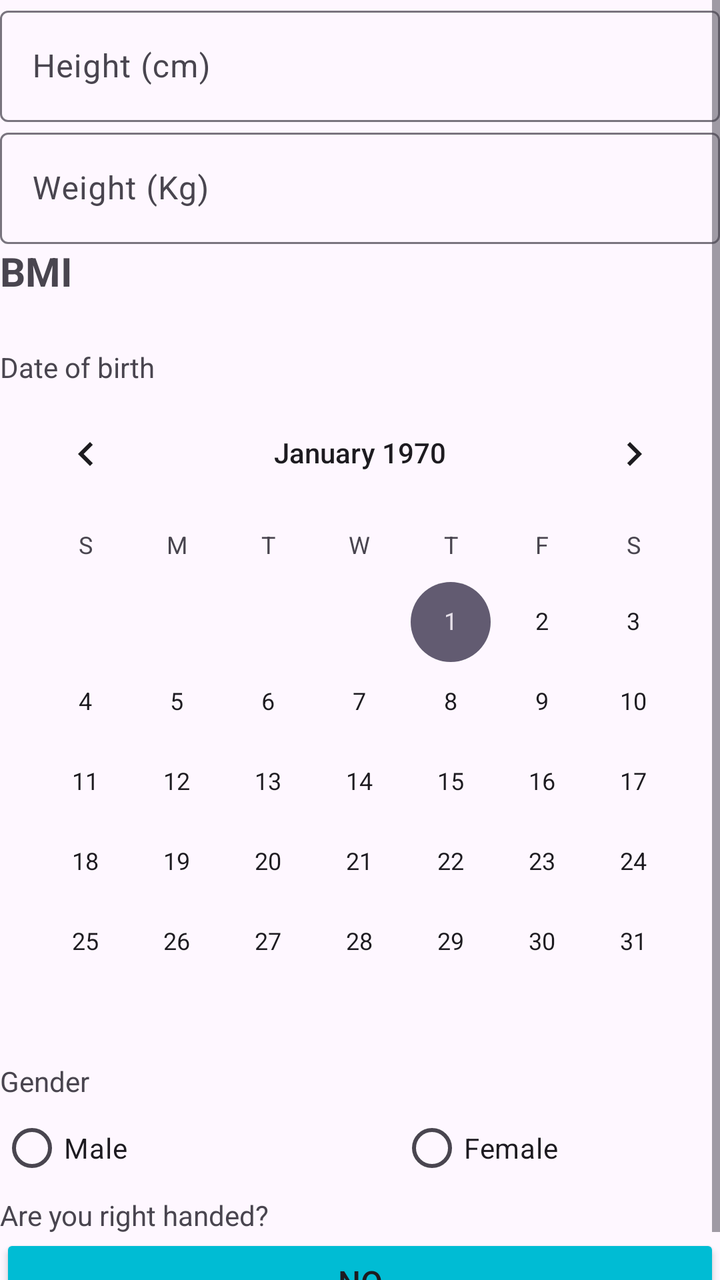
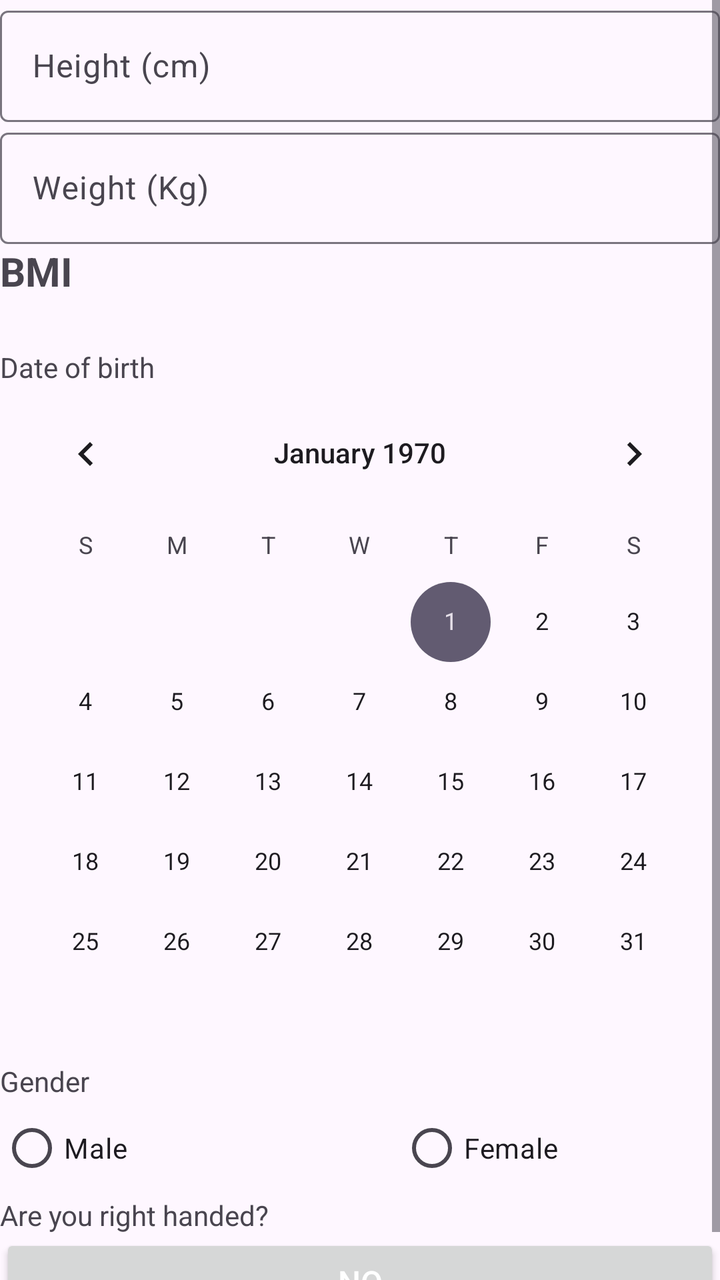

Compare the two renders of this Android layout. The source of the first and the diff that turns it into the second are given below.
<!-- AndroidManifest.xml: application theme Theme.LifeCycleV6 -->
<!-- res/layout/fragment_blank.xml -->
<?xml version="1.0" encoding="utf-8"?>
<FrameLayout xmlns:android="http://schemas.android.com/apk/res/android"
    xmlns:app="http://schemas.android.com/apk/res-auto"
    xmlns:tools="http://schemas.android.com/tools"
    android:id="@+id/frameLayout2"
    android:layout_width="match_parent"
    android:layout_height="match_parent"
    tools:context=".BlankFragment">

    <ScrollView
        android:layout_width="match_parent"
        android:layout_height="match_parent"
        android:textAlignment="center">

        <LinearLayout
            android:layout_width="match_parent"
            android:layout_height="wrap_content"
            android:orientation="vertical">

            <com.google.android.material.textfield.TextInputLayout
                android:id="@+id/heightInputLayout"
                android:layout_width="match_parent"
                android:layout_height="match_parent">

                <com.google.android.material.textfield.TextInputEditText
                    android:id="@+id/heightInputText"
                    android:layout_width="match_parent"
                    android:layout_height="wrap_content"
                    android:inputType="number"
                    android:hint="Height (cm)" />
            </com.google.android.material.textfield.TextInputLayout>

            <com.google.android.material.textfield.TextInputLayout
                android:id="@+id/weightInputLayout"
                android:layout_width="match_parent"
                android:layout_height="match_parent">

                <com.google.android.material.textfield.TextInputEditText
                    android:id="@+id/weightInputText"
                    android:layout_width="match_parent"
                    android:layout_height="wrap_content"
                    android:inputType="numberDecimal"
                    android:hint="Weight (Kg)" />
            </com.google.android.material.textfield.TextInputLayout>

            <TextView
                android:id="@+id/bmiText"
                android:layout_width="match_parent"
                android:layout_height="wrap_content"
                android:text="BMI"
                android:textSize="20sp"
                android:textStyle="bold" />

            <TextView
                android:id="@+id/dobText"
                android:layout_width="match_parent"
                android:layout_height="wrap_content"
                android:layout_marginTop="25sp"
                android:text="Date of birth" />

            <CalendarView
                android:id="@+id/dobView"
                android:layout_width="match_parent"
                android:layout_height="wrap_content" />

            <TextView
                android:id="@+id/genderText"
                android:layout_width="match_parent"
                android:layout_height="wrap_content"
                android:text="Gender" />

            <RadioGroup
                android:id="@+id/genderGroup"
                android:layout_width="match_parent"
                android:layout_height="match_parent"
                android:orientation="horizontal">


                <RadioButton
                    android:id="@+id/genderMale"
                    android:layout_width="200dp"
                    android:layout_height="wrap_content"
                    android:text="Male" />

                <RadioButton
                    android:id="@+id/genderFemale"
                    android:layout_width="209dp"
                    android:layout_height="wrap_content"
                    android:text="Female" />
            </RadioGroup>

            <TextView
                android:id="@+id/rightHandedText"
                android:layout_width="match_parent"
                android:layout_height="wrap_content"
                android:text="Are you right handed?" />

            <ToggleButton
                android:id="@+id/rightHandedButton"
                android:layout_width="match_parent"
                android:layout_height="wrap_content"
                android:backgroundTint="#00BCD4"
                android:text="ToggleButton"
                android:textOff="NO"
                android:textOn="YES"
                android:textSize="16sp" />

        </LinearLayout>
    </ScrollView>
</FrameLayout>
<!-- resources referenced by this layout -->
<resources>
  <style name="Theme.LifeCycleV6" parent="Base.Theme.LifeCycleV6" />
  <style name="Base.Theme.LifeCycleV6" parent="Theme.Material3.DayNight.NoActionBar">
          
          
      </style>
</resources>

<!-- the commit's change to res/layout/fragment_blank.xml (unified diff, before → after) -->
@@ -99,8 +99,7 @@
                 android:id="@+id/rightHandedButton"
                 android:layout_width="match_parent"
                 android:layout_height="wrap_content"
-                android:backgroundTint="#00BCD4"
-                android:text="ToggleButton"
+                android:textColor="@color/white"
                 android:textOff="NO"
                 android:textOn="YES"
                 android:textSize="16sp" />
<!-- resource entries referenced after the edit -->
@@ -1,5 +1,6 @@
 <!-- resources referenced by this layout -->
 <resources>
+  <color name="white">#FFFFFFFF</color>
   <style name="Theme.LifeCycleV6" parent="Base.Theme.LifeCycleV6" />
   <style name="Base.Theme.LifeCycleV6" parent="Theme.Material3.DayNight.NoActionBar">
           
